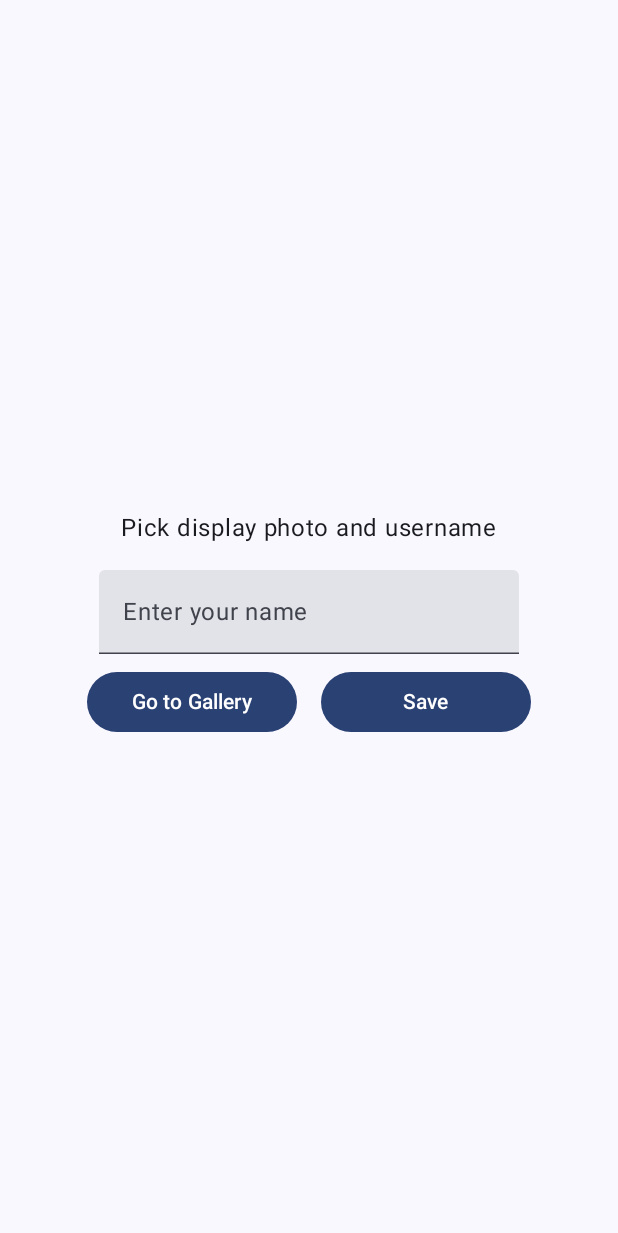
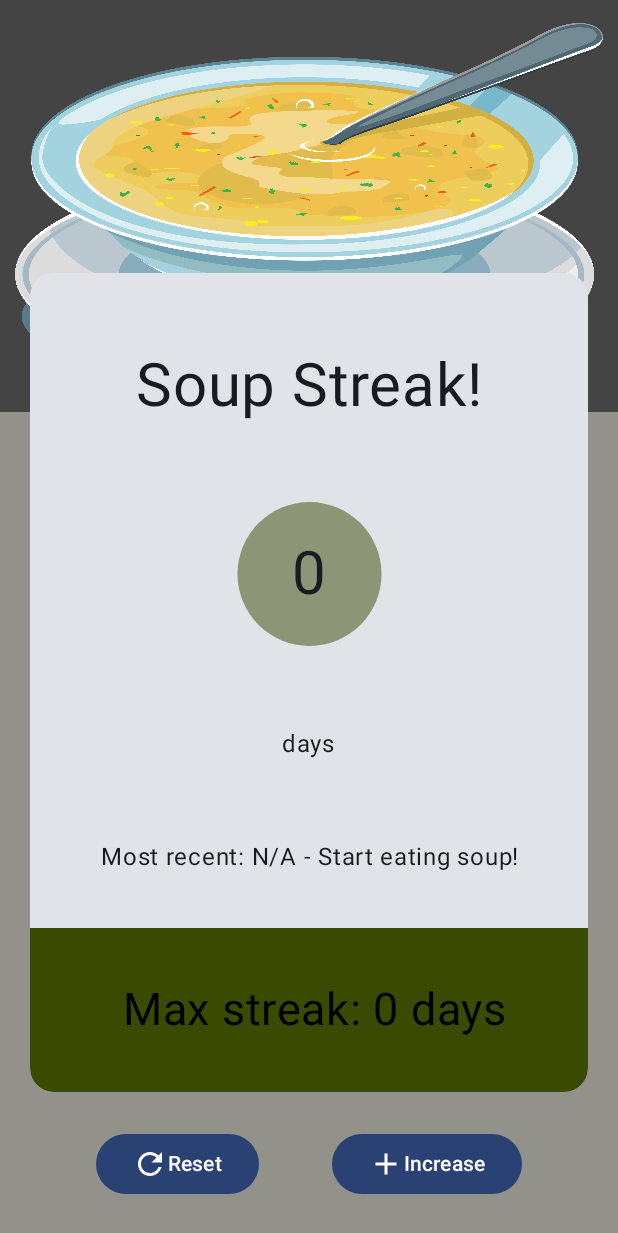
Before and after one commit to sarahmarie23/Spring-2024-App-Project, an Android app built with Jetpack Compose: the screen it shows after launch (MainActivity), on a phone screen of 412 x 824 dp. Shown: the top 1233 px of the screen. Run offline under Robolectric (Android 15) with nearby library versions, the phone set to English and light mode, and no system bars.

Commit message:
viewmodel updates

```diff
--- a/app/src/main/java/com/example/css545application/MainActivity.kt
+++ b/app/src/main/java/com/example/css545application/MainActivity.kt
@@ -27,7 +27,8 @@ class MainActivity : ComponentActivity() {
                     color = MaterialTheme.colorScheme.background
                 ) {
                     //JokeApp()
-                    UserSettings()
+                    //UserSettings()
+                    SoupScreen()
                 }
             }
         }
--- /dev/null
+++ b/app/src/main/java/com/example/css545application/SoupScreen.kt
@@ -0,0 +1,291 @@
+package com.example.css545application
+
+import androidx.compose.foundation.Image
+import androidx.compose.foundation.layout.Arrangement
+import androidx.compose.foundation.layout.Box
+import androidx.compose.foundation.layout.Column
+import androidx.compose.foundation.layout.Row
+import androidx.compose.foundation.layout.Spacer
+import androidx.compose.material.icons.Icons
+import androidx.compose.material.icons.filled.Add
+import androidx.compose.material.icons.filled.Delete
+import androidx.compose.material.icons.filled.Refresh
+import androidx.compose.material3.AlertDialog
+import androidx.compose.material3.Button
+import androidx.compose.material3.Card
+import androidx.compose.material3.Icon
+import androidx.compose.material3.MaterialTheme
+import androidx.compose.material3.Text
+import androidx.compose.material3.TextButton
+import androidx.compose.runtime.Composable
+import androidx.compose.runtime.mutableStateOf
+import androidx.compose.runtime.remember
+import androidx.compose.ui.Alignment
+import androidx.compose.ui.Modifier
+import androidx.compose.ui.graphics.Color
+import androidx.compose.ui.graphics.painter.Painter
+import androidx.compose.ui.res.painterResource
+import androidx.compose.ui.text.style.LineHeightStyle
+import androidx.compose.ui.text.style.TextAlign
+import androidx.compose.ui.tooling.preview.Preview
+import androidx.compose.ui.unit.dp
+import androidx.compose.ui.unit.sp
+import com.example.css545application.ui.theme.CSS545ApplicationTheme
+import java.util.Date
+import androidx.lifecycle.viewmodel.compose.viewModel
+import androidx.compose.foundation.background
+import androidx.compose.foundation.layout.fillMaxSize
+import androidx.compose.foundation.layout.fillMaxWidth
+import androidx.compose.foundation.layout.padding
+import androidx.compose.foundation.layout.size
+import androidx.compose.ui.draw.drawBehind
+import androidx.lifecycle.SavedStateHandle
+import com.example.css545application.ui.theme.DarkGreen
+import com.example.css545application.ui.theme.LightGreen
+import com.example.css545application.ui.theme.LightGrey
+
+
+@Composable
+fun SoupScreen() {
+    val viewModel: SoupViewModel = viewModel()
+    val countState = viewModel.count
+    val maxCountState = viewModel.maxCount
+    val recentDateState = viewModel.recentDate
+    val imagePainter: Painter = painterResource(R.drawable.soup_image)
+    val openDialog = remember { mutableStateOf(false) }
+
+    Box {
+        Column(
+            modifier = Modifier.background(LightGrey)
+        ) {
+            Image(
+                painter = imagePainter,
+                contentDescription = "Bowl of soup",
+                modifier = Modifier
+                    .weight(1f)
+                    .background(Color.DarkGray)
+                    .padding(10.dp)
+            )
+            Box(modifier = Modifier.weight(2f))
+        }
+        Column(
+            horizontalAlignment = Alignment.CenterHorizontally,
+            verticalArrangement = Arrangement.Center,
+
+        ) {
+            Spacer(
+                Modifier.weight(1f)
+            )
+            Card(
+                shape = MaterialTheme.shapes.large,
+                modifier = Modifier
+                    .weight(3f)
+                    .fillMaxWidth()
+                    .padding(horizontal = 20.dp)
+            ) {
+                Column(
+                    verticalArrangement = Arrangement.SpaceEvenly,
+                    horizontalAlignment = Alignment.CenterHorizontally,
+                    modifier = Modifier.fillMaxWidth().weight(4f)
+                ) {
+                    Text(
+                        text = "Soup Streak!",
+                        fontSize = 40.sp,
+                        modifier = Modifier.padding(vertical = 16.dp)
+                    )
+                    Box {
+                        Card(
+                            modifier = Modifier
+                                .size(100.dp)
+                        ) {
+
+                        }
+                        Text(
+                            text = "${countState.value}",
+                            fontSize = 40.sp,
+                            textAlign = TextAlign.Center,
+                            modifier = Modifier.align(Alignment.Center).drawBehind { drawCircle(color = LightGreen, radius = this.size.maxDimension) }
+                        )
+                    }
+                    Text(
+                        text = if (countState.value == 1) "day" else "days",
+                        modifier = Modifier.padding(16.dp)
+                    )
+                    Text(
+                        text = "Most recent: ${recentDateState.value}",
+                        fontSize = 16.sp,
+                        textAlign = TextAlign.Center,
+
+                        )
+
+                }
+                Box(modifier = Modifier.fillMaxSize().background(color = DarkGreen).weight(1f)) {
+                    Text(
+                        text = " Max streak: ${maxCountState.value} ${if (maxCountState.value == 1) "day" else "days"}",
+                        fontSize = 30.sp,
+                        color = Color.Black,
+                        modifier = Modifier.align(Alignment.Center)
+                    )
+                }
+            }
+
+            Row(
+                modifier = Modifier
+                    .fillMaxWidth()
+                    .padding(horizontal = 16.dp, vertical = 24.dp),
+                horizontalArrangement = Arrangement.SpaceEvenly
+
+            ) {
+                Button(
+                    onClick = { viewModel.resetCount() },
+
+                    ) {
+                    Icon(Icons.Filled.Refresh, contentDescription = null)
+                    Text(
+                        text = "Reset",
+                        fontSize = 14.sp
+                    )
+                }
+
+                Button(
+                    onClick = { viewModel.incrementCount() },
+
+                    ) {
+
+                    Icon(Icons.Filled.Add, contentDescription = null)
+
+                    Text(
+                        text = "Increase",
+                        fontSize = 14.sp
+                    )
+                }
+
+            }
+        }
+
+    }
+
+
+    /*Column(
+        modifier = Modifier.fillMaxHeight(),
+        verticalArrangement = Arrangement.Center,
+        horizontalAlignment = Alignment.CenterHorizontally
+    ) {
+        Text(
+            text = "Soup Streak!",
+            fontSize = 40.sp,
+            modifier = Modifier.padding(vertical = 16.dp)
+        )
+        Text(
+            text = " Max streak: ${maxCountState.value} ${if (maxCountState.value == 1) "day" else "days"}",
+            fontSize = 16.sp
+        )
+        Image(
+            painter = imagePainter,
+            contentDescription = "Bowl of soup",
+            modifier = Modifier
+                .padding(24.dp)
+                .clickable(
+                    onClick = {
+                        openDialog.value = true
+                    },
+                    onClickLabel = "Open reset menu"
+                )
+        )
+        Text(
+            text = " ${countState.value}",
+            fontSize = 40.sp
+        )
+        Text(
+            text = if (countState.value == 1) "day" else "days",
+            modifier = Modifier.padding(16.dp)
+        )
+        Row(
+            modifier = Modifier
+                .fillMaxWidth()
+                .padding(horizontal = 16.dp, vertical = 24.dp),
+            horizontalArrangement = Arrangement.SpaceEvenly
+
+        ) {
+            Button(
+                onClick = { viewModel.resetCount() },
+
+                ) {
+                Icon(Icons.Filled.Refresh, contentDescription = null)
+                Text(
+                    text = "Reset",
+                    fontSize = 14.sp
+                )
+            }
+
+            Button(
+                onClick = { viewModel.incrementCount() },
+
+                ) {
+
+                Icon(Icons.Filled.Add, contentDescription = null)
+
+                Text(
+                    text = "Increase",
+                    fontSize = 14.sp
+                )
+            }
+
+        }
+
+       *//* Button(
+            onClick = { viewModel.resetMaxCount() }
+        ) {
+            Text(
+                text = "Reset",
+                modifier = Modifier.padding(vertical = 16.dp)
+            )
+        }*//*
+    }*/
+
+    if (openDialog.value) {
+        AlertDialog(
+            onDismissRequest = {
+                openDialog.value = false
+            },
+            icon = { Icon(Icons.Filled.Delete , contentDescription = null)},
+            title = {
+                Text(text = "Reset streak")
+            },
+            text = {
+                Text("Are you sure you want to reset your max streak?"
+                )
+            },
+            confirmButton = {
+                TextButton(
+                    onClick = {
+                        viewModel.resetMaxCount()
+                        openDialog.value = false
+                    }
+                ) {
+                    Text("Confirm")
+                }
+            },
+            dismissButton = {
+                TextButton(
+                    onClick = {
+                        openDialog.value = false
+                    }
+                ) {
+                    Text("Dismiss")
+                }
+            }
+        )
+
+    }
+}
+
+
+
+@Preview(showBackground = true)
+@Composable
+fun SoupScreenPreview() {
+    CSS545ApplicationTheme {
+        SoupScreen()
+    }
+}
--- /dev/null
+++ b/app/src/main/java/com/example/css545application/SoupViewModel.kt
@@ -0,0 +1,55 @@
+package com.example.css545application
+
+import androidx.compose.runtime.*
+import androidx.lifecycle.SavedStateHandle
+import androidx.lifecycle.ViewModel
+import java.text.SimpleDateFormat
+import java.util.Date
+import java.util.Locale
+
+class SoupViewModel (private val savedStateHandle: SavedStateHandle) : ViewModel() {
+    private val _count = mutableIntStateOf(savedStateHandle["count"] ?: 0)
+    val count: State<Int> = _count
+
+    private val _maxCount = mutableIntStateOf(savedStateHandle["maxCount"] ?: 0)
+    val maxCount: State<Int> = _maxCount
+
+    private val _recentDate = mutableStateOf<String?>(savedStateHandle.get<String?>("recentDate"))
+    val recentDate: State<String?> = _recentDate
+
+    init {
+        if (_count.value == 0) {
+            _recentDate.value = "N/A - Start eating soup!"
+        }
+    }
+
+    fun incrementCount() {
+        _count.value++
+        if (_count.value > _maxCount.value) {
+            _maxCount.value = _count.value
+        }
+        updateRecentDate()
+        saveState()
+    }
+
+    fun resetCount() {
+        _count.value = 0
+        saveState()
+    }
+
+    fun resetMaxCount() {
+        _maxCount.value = 0
+        resetCount()
+    }
+
+    private fun updateRecentDate() {
+        val dateFormat = SimpleDateFormat("MM-dd-yyyy", Locale.getDefault())
+        _recentDate.value = dateFormat.format(Date())
+    }
+
+    private fun saveState() {
+        savedStateHandle["count"] = _count.value
+        savedStateHandle["maxCount"] = _maxCount.value
+        savedStateHandle["recentDate"] = _recentDate.value
+    }
+}
--- a/app/src/main/java/com/example/css545application/ui/theme/Color.kt
+++ b/app/src/main/java/com/example/css545application/ui/theme/Color.kt
@@ -9,3 +9,8 @@ val Pink80 = Color(0xFFEFB8C8)
 val Purple40 = Color(0xFF6650a4)
 val PurpleGrey40 = Color(0xFF625b71)
 val Pink40 = Color(0xFF7D5260)
+
+val DarkGreen = Color(0xFF3a4a00)
+val LightGreen = Color(0xFF8e9476)
+val LightBlue = Color(0xFF6c9990)
+val LightGrey = Color(0xFF92918a)
```
Also changed, not shown: app/src/main/res/drawable/soup_image.png (added), 1 other file.
